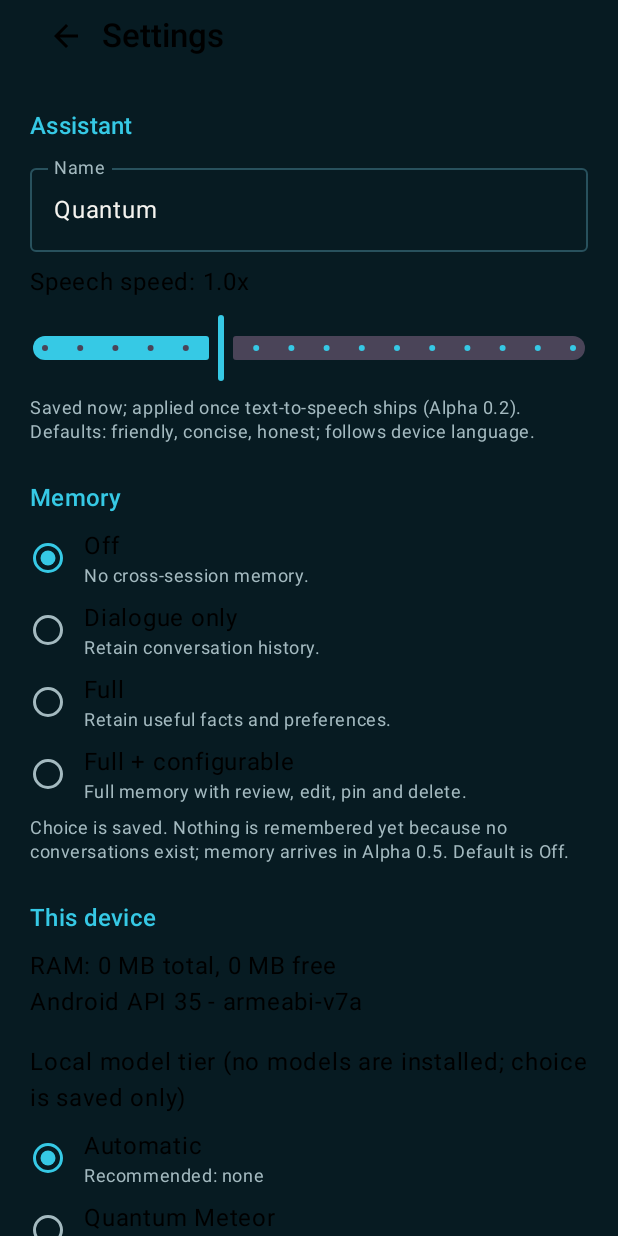
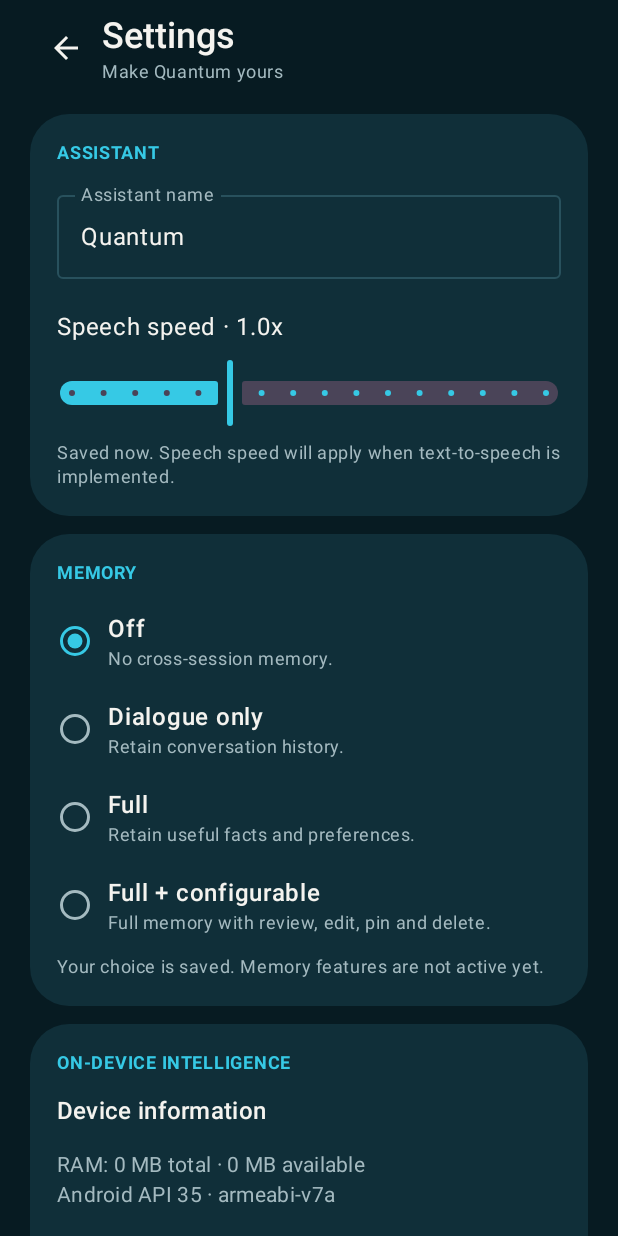
Before and after one commit to nistratovmatvej-crypto/Quantum-, an Android app built with Jetpack Compose: the SettingsScreen screen opened through its navigation route, on a phone screen of 412 x 824 dp. Run offline under Robolectric (Android 15) with nearby library versions, the phone set to English and light mode, and no system bars.

Commit message:
Design: redesign Quantum settings with refined native cards

```diff
--- a/app/src/main/java/com/quantum/assistant/ui/settings/SettingsScreen.kt
+++ b/app/src/main/java/com/quantum/assistant/ui/settings/SettingsScreen.kt
@@ -3,6 +3,7 @@ package com.quantum.assistant.ui.settings
 import android.content.Intent
 import android.net.Uri
 import android.provider.Settings
+import androidx.compose.foundation.background
 import androidx.compose.foundation.clickable
 import androidx.compose.foundation.layout.Arrangement
 import androidx.compose.foundation.layout.Column
@@ -12,10 +13,13 @@ import androidx.compose.foundation.layout.fillMaxWidth
 import androidx.compose.foundation.layout.padding
 import androidx.compose.foundation.layout.safeDrawingPadding
 import androidx.compose.foundation.rememberScrollState
+import androidx.compose.foundation.shape.RoundedCornerShape
 import androidx.compose.foundation.verticalScroll
 import androidx.compose.material.icons.Icons
 import androidx.compose.material.icons.automirrored.filled.ArrowBack
 import androidx.compose.material3.Button
+import androidx.compose.material3.Card
+import androidx.compose.material3.CardDefaults
 import androidx.compose.material3.Icon
 import androidx.compose.material3.IconButton
 import androidx.compose.material3.MaterialTheme
@@ -37,6 +41,7 @@ import com.quantum.assistant.data.MemoryMode
 import com.quantum.assistant.data.SettingsRepository
 import com.quantum.assistant.device.DeviceSnapshotReader
 import com.quantum.assistant.device.ThresholdCapabilityAssessor
+import com.quantum.assistant.ui.QuantumStar
 import com.quantum.assistant.ui.theme.QuantumColors
 import java.util.Locale
 
@@ -46,66 +51,129 @@ fun SettingsScreen(repo: SettingsRepository, settings: AssistantSettings, onBack
     val device = remember { DeviceSnapshotReader.read(context) }
     val assessment = remember(device) { ThresholdCapabilityAssessor().assess(device) }
 
-    Column(Modifier.fillMaxSize().safeDrawingPadding().verticalScroll(rememberScrollState()).padding(horizontal = 20.dp), verticalArrangement = Arrangement.spacedBy(8.dp)) {
-        Row(verticalAlignment = Alignment.CenterVertically) {
-            IconButton(onClick = onBack) { Icon(Icons.AutoMirrored.Filled.ArrowBack, contentDescription = "Back") }
-            Text("Settings", style = MaterialTheme.typography.titleLarge, fontWeight = FontWeight.SemiBold)
+    Column(
+        Modifier.fillMaxSize().background(QuantumColors.Background).safeDrawingPadding()
+            .verticalScroll(rememberScrollState()).padding(horizontal = 20.dp),
+        verticalArrangement = Arrangement.spacedBy(12.dp)
+    ) {
+        Row(
+            Modifier.fillMaxWidth().padding(top = 8.dp, bottom = 8.dp),
+            verticalAlignment = Alignment.CenterVertically
+        ) {
+            IconButton(onClick = onBack) {
+                Icon(Icons.AutoMirrored.Filled.ArrowBack, contentDescription = "Back", tint = QuantumColors.Porcelain)
+            }
+            Column(Modifier.weight(1f)) {
+                Text("Settings", style = MaterialTheme.typography.headlineSmall, color = QuantumColors.Porcelain, fontWeight = FontWeight.SemiBold)
+                Text("Make Quantum yours", style = MaterialTheme.typography.bodySmall, color = QuantumColors.TextMuted)
+            }
+            QuantumStar(Modifier.padding(end = 8.dp).then(Modifier), glow = false)
         }
 
-        Section("Assistant")
+        SettingsCard {
+            Section("ASSISTANT")
             OutlinedTextField(
                 value = settings.assistantName, onValueChange = repo::setAssistantName,
-            label = { Text("Name") }, singleLine = true, modifier = Modifier.fillMaxWidth()
+                label = { Text("Assistant name") }, singleLine = true, modifier = Modifier.fillMaxWidth()
             )
-        Text("Speech speed: " + String.format(Locale.US, "%.1fx", settings.speechSpeed), style = MaterialTheme.typography.bodyLarge)
+            Text("Speech speed · " + String.format(Locale.US, "%.1fx", settings.speechSpeed), style = MaterialTheme.typography.bodyLarge, color = QuantumColors.Porcelain, modifier = Modifier.padding(top = 12.dp))
             Slider(value = settings.speechSpeed, onValueChange = { repo.setSpeechSpeed(Math.round(it * 10) / 10f) }, valueRange = 0.5f..2.0f, steps = 14)
-        Note("Saved now; applied once text-to-speech ships (Alpha 0.2). Defaults: friendly, concise, honest; follows device language.")
+            Note("Saved now. Speech speed will apply when text-to-speech is implemented.")
+        }
 
-        Section("Memory")
+        SettingsCard {
+            Section("MEMORY")
             MemoryMode.entries.forEach { mode ->
                 Row(
-                Modifier.fillMaxWidth().clickable(role = Role.RadioButton) { repo.setMemoryMode(mode) },
+                    Modifier.fillMaxWidth().clickable(role = Role.RadioButton) { repo.setMemoryMode(mode) }.padding(vertical = 5.dp),
                     verticalAlignment = Alignment.CenterVertically
                 ) {
-                RadioButton(selected = settings.memoryMode == mode, onClick = null, modifier = Modifier.padding(end = 12.dp))
-                Column { Text(mode.label); Text(mode.description, style = MaterialTheme.typography.bodySmall, color = MaterialTheme.colorScheme.onSurfaceVariant) }            }
+                    RadioButton(selected = settings.memoryMode == mode, onClick = null)
+                    Column(Modifier.padding(start = 10.dp)) {
+                        Text(mode.label, color = QuantumColors.Porcelain, fontWeight = FontWeight.Medium)
+                        Text(mode.description, style = MaterialTheme.typography.bodySmall, color = QuantumColors.TextMuted)
                     }
-        Note("Choice is saved. Nothing is remembered yet because no conversations exist; memory arrives in Alpha 0.5. Default is Off.")
+                }
+            }
+            Note("Your choice is saved. Memory features are not active yet.")
+        }
 
-        Section("This device")
-        Text("RAM: ${device.totalRamMb} MB total, ${device.availableRamMb} MB free\nAndroid API ${device.sdkInt} - ${device.abis.joinToString()}")
-        Text("Local model tier (no models are installed; choice is saved only)", style = MaterialTheme.typography.bodyLarge, modifier = Modifier.padding(top = 8.dp))
+        SettingsCard {
+            Section("ON-DEVICE INTELLIGENCE")
+            Text("Device information", style = MaterialTheme.typography.titleMedium, color = QuantumColors.Porcelain)
+            Text(
+                "RAM: ${device.totalRamMb} MB total · ${device.availableRamMb} MB available\nAndroid API ${device.sdkInt} · ${device.abis.joinToString()}",
+                style = MaterialTheme.typography.bodyMedium, color = QuantumColors.TextMuted,
+                modifier = Modifier.padding(top = 6.dp)
+            )
+            Text("Preferred model tier", style = MaterialTheme.typography.titleMedium, color = QuantumColors.Porcelain, modifier = Modifier.padding(top = 16.dp))
             TierRow("Automatic", "Recommended: ${assessment.recommended?.label ?: "none"}", settings.selectedTier == null) { repo.setSelectedTier(null) }
             assessment.tiers.forEach { t ->
                 val detail = t.verdict.label + if (t.reasons.isEmpty()) "" else ": " + t.reasons.joinToString("; ")
                 TierRow(t.tier.label, detail, settings.selectedTier == t.tier) { repo.setSelectedTier(t.tier) }
             }
-        Note("Based on: " + assessment.measured.joinToString() + ". Not measured: " + assessment.notMeasured.joinToString() +
-            ". Requirement numbers are placeholders until real models are evaluated; a tier is never a promise it will run.")
+            Note("Measurements: ${assessment.measured.joinToString()}. Not measured: ${assessment.notMeasured.joinToString()}. Tier requirements are provisional; no models are installed.")
+        }
 
-        Section("Permissions")
-        Note("Alpha 0.1 requests no permissions: the microphone is never opened and no overlay is drawn. Permissions will be requested only when a feature needs them.")
-        Button(onClick = {
+        SettingsCard {
+            Section("PERMISSIONS")
+            Note("Quantum currently requests no permissions and does not listen in the background. Permissions will be requested only when a feature needs them.")
+            Button(
+                onClick = {
                     context.startActivity(Intent(Settings.ACTION_APPLICATION_DETAILS_SETTINGS, Uri.fromParts("package", context.packageName, null)))
-        }) { Text("Open Android app settings") }
+                },
+                modifier = Modifier.padding(top = 10.dp)
+            ) { Text("Open Android app settings") }
+        }
 
-        Section("About")
-        Text("Quantum ${BuildConfig.VERSION_NAME}")
-        Text("Not available yet: cloud/local AI, voices, device actions, Supernova.", color = MaterialTheme.colorScheme.onSurfaceVariant, modifier = Modifier.padding(bottom = 32.dp))
+        SettingsCard {
+            Section("ABOUT")
+            Row(verticalAlignment = Alignment.CenterVertically) {
+                QuantumStar(Modifier.padding(end = 12.dp), glow = false)
+                Column {
+                    Text("Quantum", style = MaterialTheme.typography.titleLarge, color = QuantumColors.Porcelain, fontWeight = FontWeight.SemiBold)
+                    Text("Version ${BuildConfig.VERSION_NAME}", style = MaterialTheme.typography.bodySmall, color = QuantumColors.TextMuted)
+                }
+            }
+            Note("Cloud AI, local models, voices and device actions are not available in this build.")
+        }
+        Text("Made to feel personal. Designed to stay out of your way.", style = MaterialTheme.typography.bodySmall, color = QuantumColors.TextMuted, modifier = Modifier.padding(top = 6.dp, bottom = 30.dp))
+    }
+}
+
+@Composable
+private fun SettingsCard(content: @Composable () -> Unit) {
+    Card(
+        modifier = Modifier.fillMaxWidth(),
+        shape = RoundedCornerShape(26.dp),
+        colors = CardDefaults.cardColors(containerColor = QuantumColors.Surface)
+    ) {
+        Column(Modifier.fillMaxWidth().padding(18.dp), verticalArrangement = Arrangement.spacedBy(8.dp)) {
+            content()
+        }
     }
 }
 
 @Composable
 private fun TierRow(title: String, detail: String, selected: Boolean, onSelect: () -> Unit) {
-    Row(Modifier.fillMaxWidth().clickable(role = Role.RadioButton, onClick = onSelect), verticalAlignment = Alignment.CenterVertically) {
-        RadioButton(selected = selected, onClick = null, modifier = Modifier.padding(end = 12.dp))
-        Column { Text(title); Text(detail, style = MaterialTheme.typography.bodySmall, color = MaterialTheme.colorScheme.onSurfaceVariant) }
+    Row(
+        Modifier.fillMaxWidth().clickable(role = Role.RadioButton, onClick = onSelect).padding(vertical = 4.dp),
+        verticalAlignment = Alignment.CenterVertically
+    ) {
+        RadioButton(selected = selected, onClick = null)
+        Column(Modifier.padding(start = 10.dp)) {
+            Text(title, color = QuantumColors.Porcelain)
+            Text(detail, style = MaterialTheme.typography.bodySmall, color = QuantumColors.TextMuted)
+        }
     }
 }
 
 @Composable
-private fun Section(title: String) =
-    Text(title, style = MaterialTheme.typography.titleMedium, color = QuantumColors.Cyan, modifier = Modifier.padding(top = 16.dp))
+private fun Section(title: String) {
+    Text(title, style = MaterialTheme.typography.labelMedium, color = QuantumColors.AccentBright, fontWeight = FontWeight.Bold, modifier = Modifier.padding(bottom = 4.dp))
+}
 
 @Composable
-private fun Note(text: String) = Text(text, style = MaterialTheme.typography.bodySmall, color = MaterialTheme.colorScheme.onSurfaceVariant)
+private fun Note(text: String) {
+    Text(text, style = MaterialTheme.typography.bodySmall, color = QuantumColors.TextMuted)
+}
```
Lines whose indentation alone changed are shown as unchanged.
